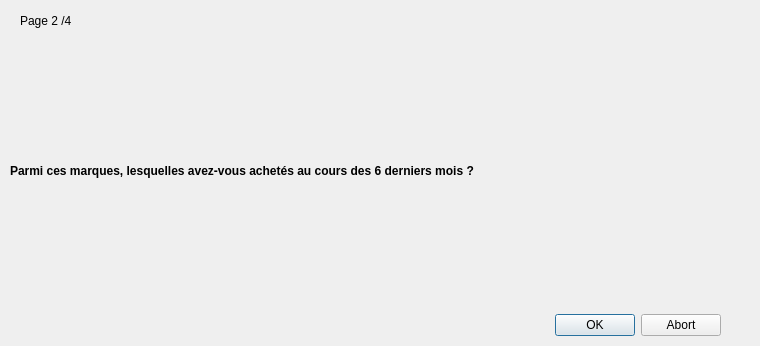
First picture: the form in QTProjectS6/sondage_page2.ui, repository LeoGaudias/QTProjectS6, before the edit.
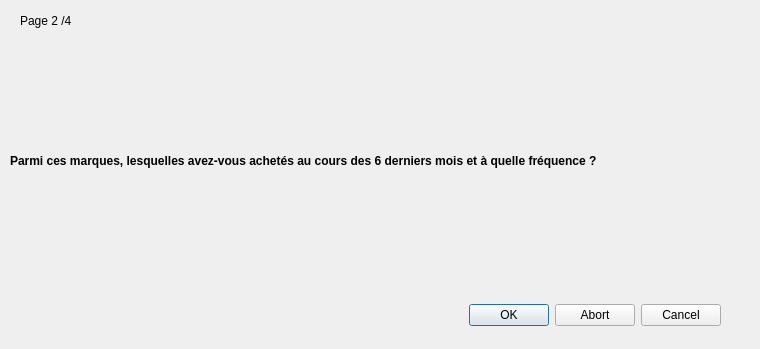
Second picture: the form after the edit.

Commit message: l'ajout des autres fonctionne dans la page1

```diff
--- a/QTProjectS6/sondage_page2.ui
+++ b/QTProjectS6/sondage_page2.ui
@@ -7,7 +7,7 @@
     <x>0</x>
     <y>0</y>
     <width>760</width>
-    <height>346</height>
+    <height>349</height>
    </rect>
   </property>
   <property name="windowTitle">
@@ -30,7 +30,7 @@
    <property name="geometry">
     <rect>
      <x>10</x>
-     <y>40</y>
+     <y>30</y>
      <width>711</width>
      <height>261</height>
     </rect>
@@ -57,7 +57,7 @@
        </font>
       </property>
       <property name="text">
-       <string>Parmi ces marques, lesquelles avez-vous achetés au cours des 6 derniers mois ?</string>
+       <string>Parmi ces marques, lesquelles avez-vous achetés au cours des 6 derniers mois et à quelle fréquence ?</string>
       </property>
      </widget>
     </item>
@@ -66,14 +66,14 @@
   <widget class="QDialogButtonBox" name="buttonBox">
    <property name="geometry">
     <rect>
-     <x>490</x>
-     <y>310</y>
-     <width>231</width>
+     <x>350</x>
+     <y>300</y>
+     <width>371</width>
      <height>31</height>
     </rect>
    </property>
    <property name="standardButtons">
-    <set>QDialogButtonBox::Abort|QDialogButtonBox::Ok</set>
+    <set>QDialogButtonBox::Abort|QDialogButtonBox::Cancel|QDialogButtonBox::Ok</set>
    </property>
   </widget>
  </widget>
```
Left out of the diff: 3 changed lines with no effect on the pictures. The commit also changes 3 other files.
